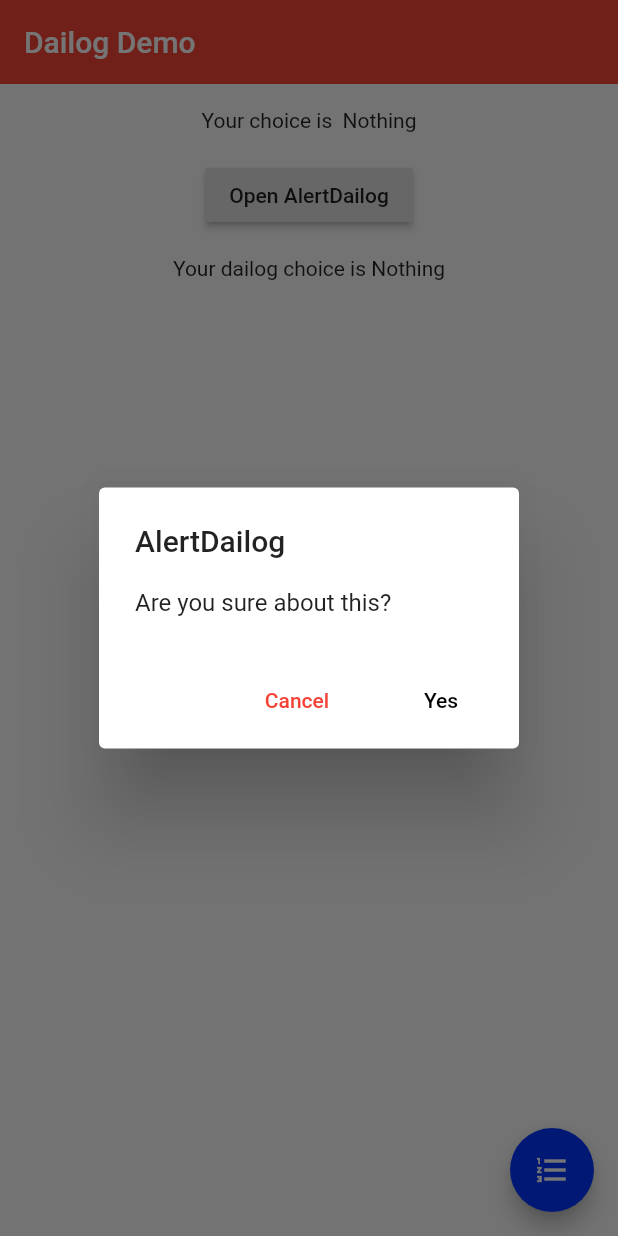
After one commit to dEdwardy/flutter_demo, a Flutter app: the DailogDemo screen opened directly, after a tap on "Open AlertDailog", on a phone screen of 412 x 824 dp. The commit adds this screen. Run offline on Flutter 3.47's test engine with Material 2 defaults, Android fonts, the phone set to English and light mode, and no system bars; network calls fail.

Commit message:
add dailog demo

```diff
--- /dev/null
+++ b/lib/demo/dailog_demo.dart
@@ -0,0 +1,147 @@
+import 'package:flutter/material.dart';
+
+enum Option { A, B, C }
+
+enum Action { Ok ,Cancel }
+
+class DailogDemo extends StatefulWidget {
+  @override
+  _DailogDemoState createState() => _DailogDemoState();
+}
+
+class _DailogDemoState extends State<DailogDemo> {
+  String _choice = 'Nothing';
+  String dailog_choice = 'Nothing';
+  Future _openAlertDailog() async {
+    final option = await showDialog(
+        context: context,
+        builder: (BuildContext context) {
+          return AlertDialog(
+            title: Text('AlertDailog'),
+            content: Text('Are you sure about this?'),
+            actions: <Widget>[
+              FlatButton(
+                child: Text(
+                  'Cancel',
+                  style: TextStyle(color: Colors.red),
+                ),
+                onPressed: () {
+                  Navigator.pop(context, Action.Cancel);
+                },
+              ),
+              FlatButton(
+                child: Text(
+                  'Yes',
+                  style: TextStyle(color: Colors.black),
+                ),
+                onPressed: () {
+                  Navigator.pop(context, Action.Ok);
+                },
+              ),
+            ],
+          );
+        });
+    switch (option) {
+      case Action.Ok:
+        setState(() {
+          dailog_choice = 'Ok';
+        });
+        break;
+      case Action.Cancel:
+        setState(() {
+          dailog_choice = 'Cancel';
+        });
+        break;
+      default:
+    }
+  }
+
+  Future _oepenSimple() async {
+    final option = await showDialog(
+        context: context,
+        builder: (BuildContext context) {
+          return SimpleDialog(
+            title: Text('Simple Dailog'),
+            children: <Widget>[
+              SimpleDialogOption(
+                child: Text('Option1'),
+                onPressed: () {
+                  Navigator.pop(context, Option.A);
+                },
+              ),
+              SimpleDialogOption(
+                child: Text('Option2'),
+                onPressed: () {
+                  Navigator.pop(context, Option.B);
+                },
+              ),
+              SimpleDialogOption(
+                child: Text('Option3'),
+                onPressed: () {
+                  Navigator.pop(context, Option.C);
+                },
+              ),
+            ],
+          );
+        });
+    switch (option) {
+      case Option.A:
+        setState(() {
+          _choice = 'A';
+        });
+        break;
+      case Option.B:
+        setState(() {
+          _choice = 'B';
+        });
+        break;
+      case Option.C:
+        setState(() {
+          _choice = 'C';
+        });
+        break;
+      default:
+    }
+  }
+
+  @override
+  Widget build(BuildContext context) {
+    return Scaffold(
+      appBar: AppBar(
+        title: Text('Dailog Demo'),
+        elevation: 0.0,
+      ),
+      body: Container(
+        padding: EdgeInsets.all(16.0),
+        child: Column(
+          // mainAxisAlignment: MainAxisAlignment.center,
+          crossAxisAlignment: CrossAxisAlignment.center,
+          children: <Widget>[
+            Text('Your choice is  $_choice'),
+            SizedBox(height: 18.0),
+            Row(
+              mainAxisAlignment: MainAxisAlignment.center,
+              children: <Widget>[
+                RaisedButton(
+                  child: Text('Open AlertDailog'),
+                  onPressed: _openAlertDailog,
+                )
+              ],
+            ),
+            Row(
+              mainAxisAlignment: MainAxisAlignment.center,
+              children: <Widget>[
+                SizedBox(height: 50.0),
+                Text('Your dailog choice is $dailog_choice')
+              ],
+            )
+          ],
+        ),
+      ),
+      floatingActionButton: FloatingActionButton(
+        child: Icon(Icons.format_list_numbered),
+        onPressed: _oepenSimple,
+      ),
+    );
+  }
+}
--- a/lib/demo/drawer_demo.dart
+++ b/lib/demo/drawer_demo.dart
@@ -115,7 +115,7 @@ class DrawerDemo extends StatelessWidget {
           ),
           ListTile(
             title: Text(
-              'InputDemo',
+              'Material Components',
               textAlign: TextAlign.right,
             ),
             trailing: Icon(
@@ -125,7 +125,7 @@ class DrawerDemo extends StatelessWidget {
             ),
             onTap: () {
               Navigator.pop(context);
-              Navigator.pushNamed(context, '/input');
+              Navigator.pushNamed(context, '/material');
             },
           ),
         ],
--- a/lib/demo/material_comp.dart
+++ b/lib/demo/material_comp.dart
@@ -1,5 +1,6 @@
 import 'package:flutter/material.dart';
 import './input_demo.dart';
+import './dailog_demo.dart';
 
 
 class MaterialCmp extends StatelessWidget {
@@ -13,6 +14,7 @@ class MaterialCmp extends StatelessWidget {
       body: ListView(
         children: <Widget>[
           ListItem(title: 'InputDemo',page: InputDemo()),
+          ListItem(title: 'DailogDemo',page: DailogDemo()),
         ],
       ),
     );
--- a/lib/main.dart
+++ b/lib/main.dart
@@ -30,7 +30,7 @@ class App extends StatelessWidget {
         '/mdc': (context) => MaterialCmp(),
         '/http': (context) => HttpDemo(),
         '/animation': (context) => AnimationDemo(),
-        '/input': (context) => MaterialCmp(),
+        '/material': (context) => MaterialCmp(),
       },
       // home: SliverDemo(),
       theme: ThemeData(
```
